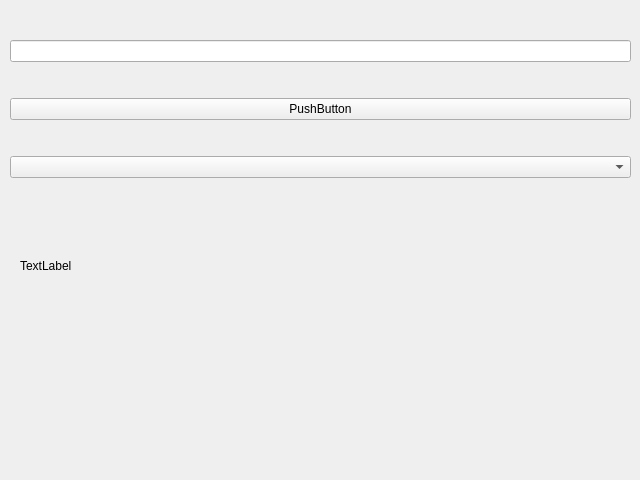
Qt form Proje/AliUtku/ilkUI.ui (vektorelpython19/pythontemel) before a commit.
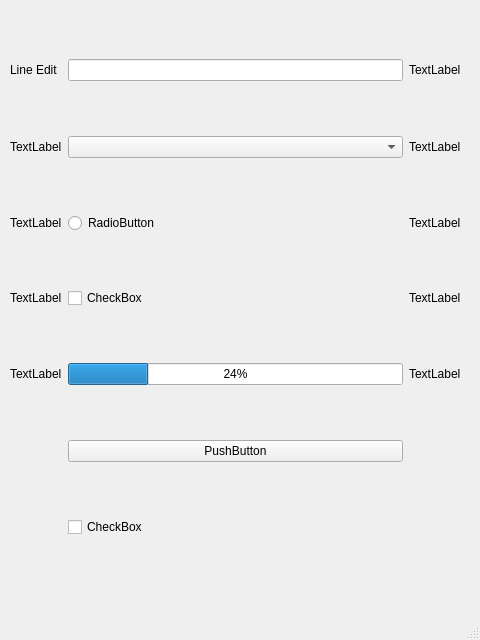
The same form after that commit.

Diff of the .ui file:
```diff
--- a/Proje/AliUtku/ilkUI.ui
+++ b/Proje/AliUtku/ilkUI.ui
@@ -1,56 +1,157 @@
 <?xml version="1.0" encoding="UTF-8"?>
 <ui version="4.0">
- <class>Form</class>
- <widget class="QWidget" name="Form">
+ <class>MainWindow</class>
+ <widget class="QMainWindow" name="MainWindow">
   <property name="geometry">
    <rect>
     <x>0</x>
     <y>0</y>
-    <width>640</width>
-    <height>480</height>
+    <width>480</width>
+    <height>640</height>
    </rect>
   </property>
   <property name="windowTitle">
    <string>Form</string>
   </property>
+  <widget class="QWidget" name="centralwidget">
   <widget class="QWidget" name="gridLayoutWidget">
    <property name="geometry">
     <rect>
      <x>10</x>
      <y>10</y>
-     <width>621</width>
-     <height>201</height>
+      <width>451</width>
+      <height>581</height>
     </rect>
    </property>
    <layout class="QGridLayout" name="gridLayout">
+     <property name="sizeConstraint">
+      <enum>QLayout::SetNoConstraint</enum>
+     </property>
+     <item row="0" column="2">
+      <widget class="QLabel" name="label_2">
+       <property name="text">
+        <string>TextLabel</string>
+       </property>
+      </widget>
+     </item>
+     <item row="4" column="1">
+      <widget class="QProgressBar" name="progressBar">
+       <property name="value">
+        <number>24</number>
+       </property>
+      </widget>
+     </item>
+     <item row="1" column="2">
+      <widget class="QLabel" name="label_4">
+       <property name="text">
+        <string>TextLabel</string>
+       </property>
+      </widget>
+     </item>
+     <item row="2" column="1">
+      <widget class="QRadioButton" name="radioButton">
+       <property name="text">
+        <string>RadioButton</string>
+       </property>
+      </widget>
+     </item>
+     <item row="3" column="1">
+      <widget class="QCheckBox" name="checkBox">
+       <property name="text">
+        <string>CheckBox</string>
+       </property>
+      </widget>
+     </item>
+     <item row="0" column="1">
+      <widget class="QLineEdit" name="txtUser"/>
+     </item>
     <item row="2" column="0">
+      <widget class="QLabel" name="label_5">
+       <property name="text">
+        <string>TextLabel</string>
+       </property>
+      </widget>
+     </item>
+     <item row="1" column="0">
+      <widget class="QLabel" name="label_3">
+       <property name="text">
+        <string>TextLabel</string>
+       </property>
+      </widget>
+     </item>
+     <item row="0" column="0">
+      <widget class="QLabel" name="label">
+       <property name="text">
+        <string>Line Edit</string>
+       </property>
+      </widget>
+     </item>
+     <item row="5" column="1">
      <widget class="QPushButton" name="pushButton">
       <property name="text">
        <string>PushButton</string>
       </property>
      </widget>
     </item>
-    <item row="1" column="0">
-     <widget class="QLineEdit" name="lineEdit"/>
+     <item row="4" column="2">
+      <widget class="QLabel" name="label_10">
+       <property name="text">
+        <string>TextLabel</string>
+       </property>
+      </widget>
+     </item>
+     <item row="3" column="2">
+      <widget class="QLabel" name="label_8">
+       <property name="text">
+        <string>TextLabel</string>
+       </property>
+      </widget>
     </item>
     <item row="4" column="0">
+      <widget class="QLabel" name="label_9">
+       <property name="text">
+        <string>TextLabel</string>
+       </property>
+      </widget>
+     </item>
+     <item row="2" column="2">
+      <widget class="QLabel" name="label_6">
+       <property name="text">
+        <string>TextLabel</string>
+       </property>
+      </widget>
+     </item>
+     <item row="1" column="1">
      <widget class="QComboBox" name="comboBox"/>
     </item>
-   </layout>
-  </widget>
-  <widget class="QLabel" name="label">
+     <item row="3" column="0">
+      <widget class="QLabel" name="label_7">
+       <property name="text">
+        <string>TextLabel</string>
+       </property>
+      </widget>
+     </item>
+     <item row="6" column="1">
+      <widget class="QCheckBox" name="checkBox_2">
+       <property name="text">
+        <string>CheckBox</string>
+       </property>
+      </widget>
+     </item>
+    </layout>
+   </widget>
+  </widget>
+  <widget class="QMenuBar" name="menubar">
    <property name="geometry">
     <rect>
-     <x>20</x>
-     <y>220</y>
-     <width>131</width>
-     <height>91</height>
+     <x>0</x>
+     <y>0</y>
+     <width>480</width>
+     <height>21</height>
     </rect>
    </property>
-   <property name="text">
-    <string>TextLabel</string>
-   </property>
   </widget>
+  <widget class="QStatusBar" name="statusbar"/>
  </widget>
  <resources/>
  <connections/>
```
Left out of the diff: 2 changed lines with no effect on the pictures. Lines whose indentation alone changed are shown as unchanged.
